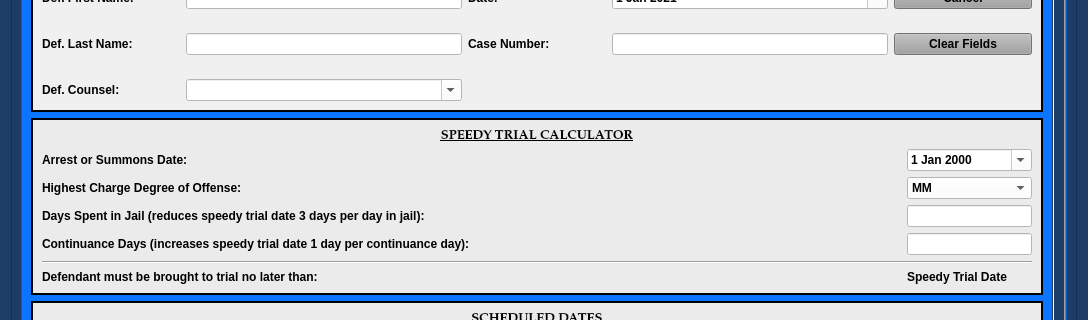
The window that munientry/views/ui/TrialToCourtHearingDialog.ui (HunterProgram22/MuniEntry) describes before a commit, drawn with Qt 5; both pictures show x 0 to 1088 and y 93 to 413 of the 1088 by 737 pixel window.
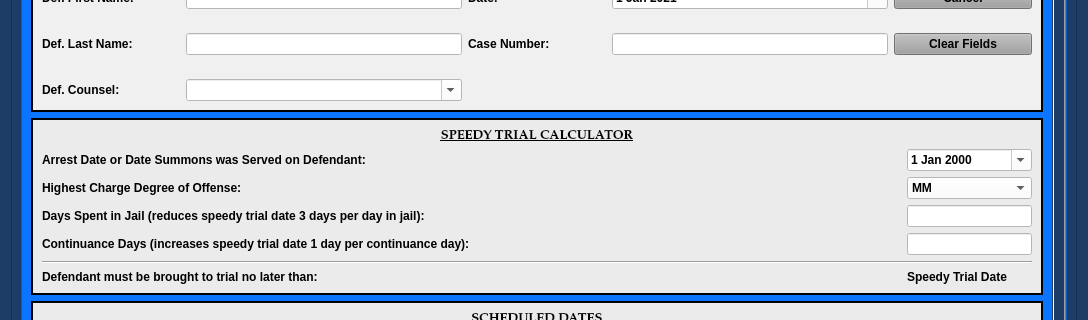
The same window after the commit. Custom widgets are drawn as their Qt base class.

Commit message: Updated label for speedy trial calc.

```diff
--- a/munientry/views/ui/TrialToCourtHearingDialog.ui
+++ b/munientry/views/ui/TrialToCourtHearingDialog.ui
@@ -180,8 +180,8 @@
           <rect>
            <x>0</x>
            <y>0</y>
-           <width>1027</width>
-           <height>802</height>
+           <width>1031</width>
+           <height>805</height>
           </rect>
          </property>
          <layout class="QGridLayout" name="gridLayout_2">
@@ -287,7 +287,7 @@
              <item row="1" column="0">
               <widget class="QLabel" name="label_12">
                <property name="text">
-                <string>Arrest or Summons Date:</string>
+                <string>Arrest Date or Date Summons was Served on Defendant:</string>
                </property>
               </widget>
              </item>
```
The commit also changes 3 other files.
